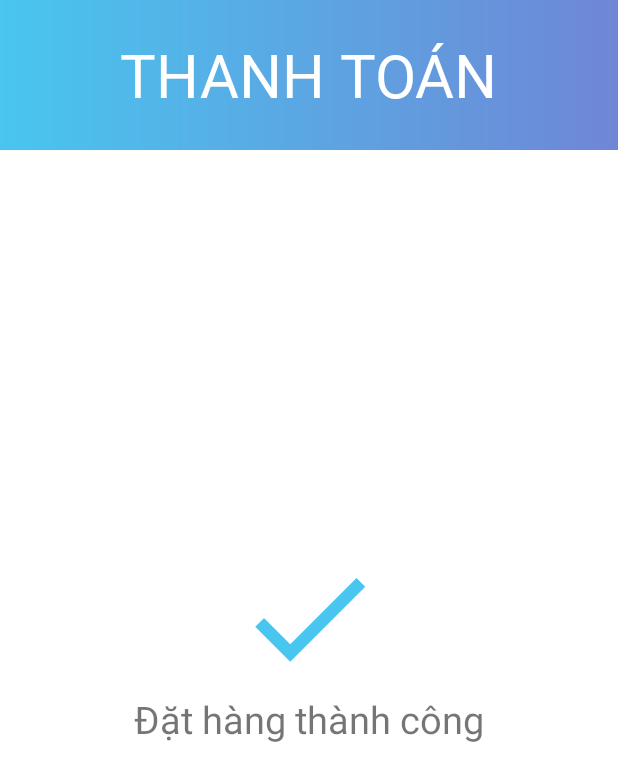
After one commit to dobadov3/ClothesShop, an Android app: the CompleteActivity screen opened directly, with no data from a screen before it, on a phone screen of 412 x 824 dp. The commit adds this screen. Shown: the top 781 px of the screen. Run offline under Robolectric (Android 15) with nearby library versions, the phone set to English and light mode, and no system bars.

Commit message:
I'm so smart <3

```diff
--- a/app/src/main/AndroidManifest.xml
+++ b/app/src/main/AndroidManifest.xml
@@ -16,7 +16,8 @@
         android:supportsRtl="true"
         android:theme="@style/Theme.ClothesShop"
         tools:replace="android:icon, theme">
-        <activity android:name=".activity.PayActivity"></activity>
+        <activity android:name=".activity.CompleteActivity"></activity>
+        <activity android:name=".activity.PayActivity" />
         <activity android:name=".activity.SignInActivity" />
         <activity android:name=".activity.SignUpActivity" />
         <activity android:name=".activity.CartActivity" />
--- /dev/null
+++ b/app/src/main/java/com/example/clothesshop/activity/CompleteActivity.java
@@ -0,0 +1,17 @@
+package com.example.clothesshop.activity;
+
+import androidx.appcompat.app.AppCompatActivity;
+
+import android.os.Bundle;
+
+import com.example.clothesshop.R;
+
+public class CompleteActivity extends AppCompatActivity {
+
+    public static final int COMPLETE_ACTIVITY_REQUEST_CODE = 5484;
+    @Override
+    protected void onCreate(Bundle savedInstanceState) {
+        super.onCreate(savedInstanceState);
+        setContentView(R.layout.activity_complete);
+    }
+}
--- a/app/src/main/java/com/example/clothesshop/adapter/BillAdapter.java
+++ b/app/src/main/java/com/example/clothesshop/adapter/BillAdapter.java
@@ -56,7 +56,7 @@ public class BillAdapter extends RecyclerView.Adapter<BillAdapter.ViewHolder> {
         holder.tvPrice.setText("" + currencyFormatter.format(purchased.getPrice() * purchased.getCountProduct()));
         holder.tvCountProduct.setText("Đơn hàng này có " + purchased.getCountItem() + " sản phẩm");
         holder.tvShipCost.setText("" + currencyFormatter.format(purchased.getShipCost()));
-        holder.tvTotal.setText(currencyFormatter.format(0));
+        holder.tvTotal.setText(currencyFormatter.format(purchased.getTotal()));
 
         holder.btnDetail.setOnClickListener(new View.OnClickListener() {
             @Override
--- /dev/null
+++ b/app/src/main/res/drawable/ic_baseline_arrow_back_ios_24.xml
@@ -0,0 +1,5 @@
+<vector android:height="24dp" android:tint="#FFFFFF"
+    android:viewportHeight="24" android:viewportWidth="24"
+    android:width="24dp" xmlns:android="http://schemas.android.com/apk/res/android">
+    <path android:fillColor="@android:color/white" android:pathData="M11.67,3.87L9.9,2.1 0,12l9.9,9.9 1.77,-1.77L3.54,12z"/>
+</vector>
--- /dev/null
+++ b/app/src/main/res/drawable/ic_baseline_done_24.xml
@@ -0,0 +1,5 @@
+<vector android:height="24dp" android:tint="#48C6EF"
+    android:viewportHeight="24" android:viewportWidth="24"
+    android:width="24dp" xmlns:android="http://schemas.android.com/apk/res/android">
+    <path android:fillColor="@android:color/white" android:pathData="M9,16.2L4.8,12l-1.4,1.4L9,19 21,7l-1.4,-1.4L9,16.2z"/>
+</vector>
--- a/app/src/main/res/layout/activity_cart.xml
+++ b/app/src/main/res/layout/activity_cart.xml
@@ -78,18 +78,21 @@
             <TextView
                 android:layout_width="wrap_content"
                 android:layout_height="wrap_content"
+                android:id="@+id/tvCus_Name"
                 android:text="Nguyễn Duy Anh"
                 android:textSize="12dp"
                 android:textColor="@color/black"/>
             <TextView
                 android:layout_width="wrap_content"
                 android:layout_height="wrap_content"
+                android:id="@+id/tvCus_Tel"
                 android:text="0944609933"
                 android:textSize="12dp"
                 android:textColor="@color/black"/>
             <TextView
                 android:layout_width="wrap_content"
                 android:layout_height="match_parent"
+                android:id="@+id/tvCus_Address"
                 android:text="246/71 Hòa Hưng p.13 quận 10"
                 android:textSize="12dp"
                 android:textColor="@color/black"/>
--- /dev/null
+++ b/app/src/main/res/layout/activity_complete.xml
@@ -0,0 +1,42 @@
+<?xml version="1.0" encoding="utf-8"?>
+<RelativeLayout xmlns:android="http://schemas.android.com/apk/res/android"
+    xmlns:app="http://schemas.android.com/apk/res-auto"
+    xmlns:tools="http://schemas.android.com/tools"
+    android:layout_width="match_parent"
+    android:layout_height="match_parent"
+    tools:context=".activity.CompleteActivity">
+
+    <RelativeLayout
+        android:layout_width="match_parent"
+        android:layout_height="100dp"
+        android:id="@+id/relative1"
+        android:background="@drawable/custom_top">
+
+        <TextView
+            android:layout_width="wrap_content"
+            android:layout_height="wrap_content"
+            android:text="THANH TOÁN"
+            android:textColor="@color/white"
+            android:textSize="40dp"
+            android:fontFamily="@font/segoeuil"
+            android:layout_centerVertical="true"
+            android:layout_centerHorizontal="true"/>
+    </RelativeLayout>
+
+    <ImageView
+        android:layout_width="100dp"
+        android:layout_height="100dp"
+        android:src="@drawable/ic_baseline_done_24"
+        android:layout_centerInParent="true"
+        android:id="@+id/imageDone"/>
+    <TextView
+        android:layout_width="wrap_content"
+        android:layout_height="wrap_content"
+        android:text="Đặt hàng thành công"
+        android:textSize="25dp"
+        android:layout_centerHorizontal="true"
+        android:id="@+id/tv1"
+        android:layout_below="@id/imageDone"/>
+
+
+</RelativeLayout>
--- a/app/src/main/res/layout/activity_pay.xml
+++ b/app/src/main/res/layout/activity_pay.xml
@@ -40,6 +40,7 @@
             android:layout_height="wrap_content"
             android:layout_centerVertical="true"
             android:layout_marginLeft="20dp"
+            android:id="@+id/tvCountProducts"
             android:fontFamily="@font/segoeuil"
             android:textSize="18dp"
             android:textColor="@color/black"
--- a/app/src/main/res/layout/purchase_history.xml
+++ b/app/src/main/res/layout/purchase_history.xml
@@ -63,6 +63,7 @@
         android:fontFamily="@font/segoeuil"
         android:layout_centerInParent="true"
         android:layout_toRightOf="@id/tvClothes_Name_Bill"
+        android:layout_toLeftOf="@+id/tvPriceItem"
         android:layout_marginLeft="15dp"
         android:text="X1"
         android:textColor="@color/black"/>
```
Also changed, not shown: app/src/main/java/com/example/clothesshop/DAO/BillDAO.java (added, +47 -0 lines), app/src/main/java/com/example/clothesshop/DAO/BillInfoDAO.java (+10 -0 lines), app/src/main/java/com/example/clothesshop/activity/CartActivity.java (+23 -0 lines), app/src/main/java/com/example/clothesshop/activity/PayActivity.java (+66 -1 lines), app/src/main/java/com/example/clothesshop/adapter/LoadingDialog.java (added, +30 -0 lines), app/src/main/res/layout/custom_loading_dialog.xml (added, +20 -0 lines).
